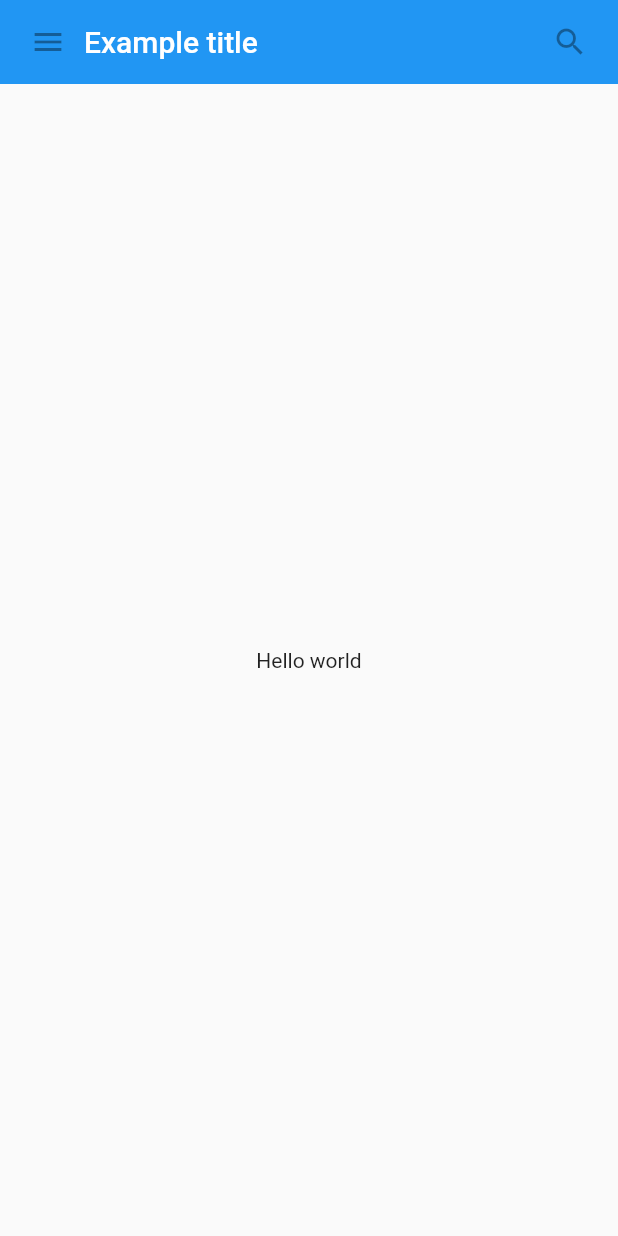
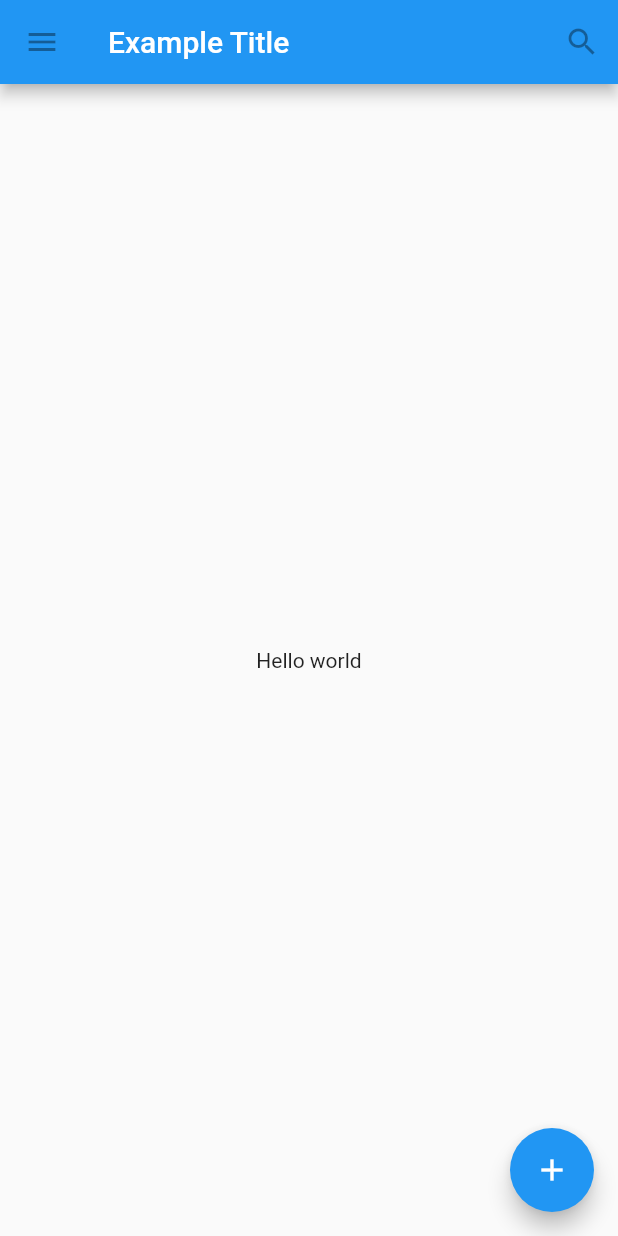
Before and after one commit to OneForCheng/flutter-basic-demo, a Flutter app: the screen it shows after launch, on a phone screen of 412 x 824 dp. Run offline on Flutter 3.47's test engine with Material 2 defaults, Android fonts, the phone set to English and light mode, and no system bars.

```diff
--- a/lib/main.dart
+++ b/lib/main.dart
@@ -2,57 +2,28 @@ import 'package:flutter/material.dart';
 
 void main() {
   runApp(new MaterialApp(
-    title: 'My app',
-    home: new MyScaffold(),
+    title: 'Flutter Tutorial',
+    home: new TutorialHome(),
   ));
 }
 
-class MyAppBar extends StatelessWidget {
-  MyAppBar({ this.title });
-
-  final Widget title;
-
+class TutorialHome extends StatelessWidget {
   @override
   Widget build(BuildContext context) {
-    return new Container(
-      height: 56.0,
-      padding: const EdgeInsets.symmetric(horizontal: 8.0),
-      decoration: new BoxDecoration(color: Colors.blue[500]),
-      child: new Row(
-        children: <Widget>[
-          new IconButton(
-            icon: new Icon(Icons.menu),
-            tooltip: 'Navigation menu',
-            onPressed: null,
-          ),
-          new Expanded(child: this.title),
-          new IconButton(
-            icon: new Icon(Icons.search),
-            tooltip: 'Search',
-            onPressed: null
-          )
+    return new Scaffold(
+      appBar: new AppBar(
+        leading: new IconButton(icon: new Icon(Icons.menu), tooltip: 'Navigation menu', onPressed: null),
+        title: new Text('Example Title'),
+        actions: <Widget>[
+          new IconButton(icon: new Icon(Icons.search), tooltip: 'Search', onPressed: null)
         ],
+      ),
+      body: new Center(child: new Text('Hello world')),
+      floatingActionButton: new FloatingActionButton(
+        tooltip: 'Add',
+        child: new Icon(Icons.add),
+        onPressed: null
       ),
     );
   }
 }
-
-class MyScaffold extends StatelessWidget {
-  @override
-  Widget build(BuildContext context) {
-    return new Material(
-      child: new Column(
-        children: <Widget>[
-          new MyAppBar(
-            title: new Text(
-              'Example title',
-              style: Theme.of(context).primaryTextTheme.title,
-            )
-          ),
-          new Expanded(child: new Center(child: new Text('Hello world')))
-        ]
-      )
-    );
-  }
-
-}
```
Also changed, not shown: 1 other file.
